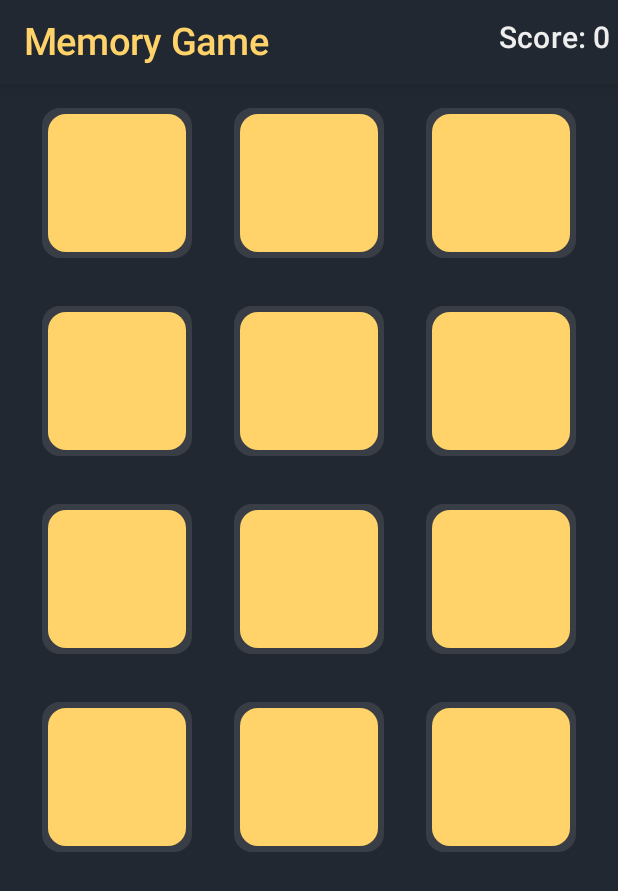
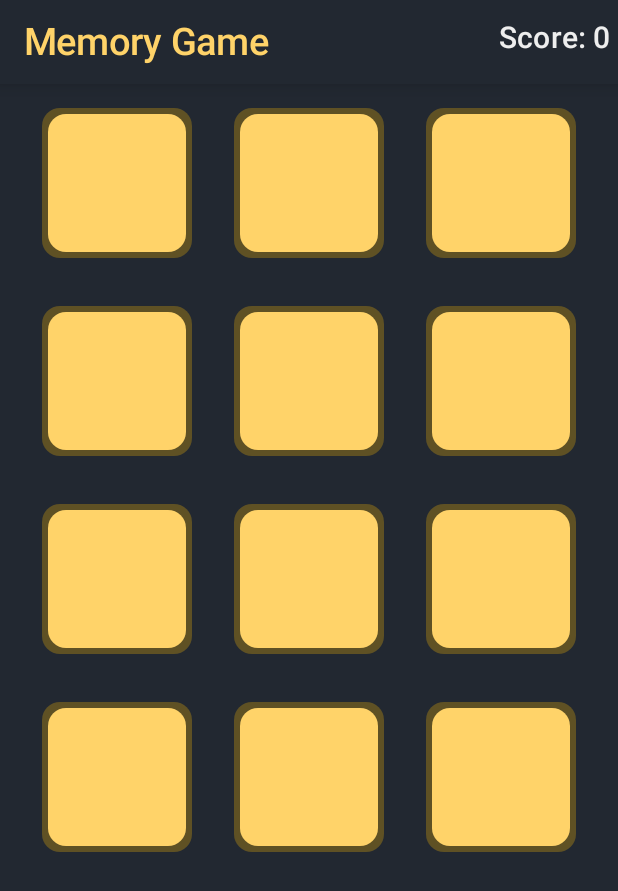
Before and after one commit to ksemal/ComposeAnimation, an Android app built with Jetpack Compose: the screen it shows after launch (MainActivity), on a phone screen of 412 x 824 dp. Shown: the top 891 px of the screen. Run offline under Robolectric (Android 15) with nearby library versions, the phone set to English and light mode, and no system bars; our stand-ins replace livedata-compose.

Commit message:
added color and size animation

```diff
--- a/app/src/main/java/com/example/memorygame/ui/Card.kt
+++ b/app/src/main/java/com/example/memorygame/ui/Card.kt
@@ -14,8 +14,10 @@ import androidx.compose.foundation.shape.RoundedCornerShape
 import androidx.compose.material.MaterialTheme
 import androidx.compose.runtime.*
 import androidx.compose.runtime.livedata.observeAsState
+import androidx.compose.ui.ExperimentalComposeUiApi
 import androidx.compose.ui.Modifier
 import androidx.compose.ui.draw.clip
+import androidx.compose.ui.draw.scale
 import androidx.compose.ui.graphics.ColorFilter
 import androidx.compose.ui.graphics.graphicsLayer
 import androidx.compose.ui.graphics.painter.Painter
@@ -33,6 +35,7 @@ enum class FlipCard(val angle: Float) {
     abstract val next: FlipCard
 }
 
+@OptIn(ExperimentalComposeUiApi::class)
 @Composable
 fun CardImg(
     id: Int,
@@ -43,11 +46,18 @@ fun CardImg(
     var flipCard by remember { mutableStateOf(FlipCard.Forward) }
     val ids = model.openedCards.observeAsState().value
 
+    val selected = remember { mutableStateOf(false) }
+    val scale = animateFloatAsState(if (selected.value) 50f else 1f)
+
     if (model.currentlyOpenedCards.size == 0) {
         flipCard = FlipCard.Forward
-        if (ids?.indexOf(id) != -1) flipCard = FlipCard.Previous
+        selected.value = false
+        if (ids?.indexOf(id) != -1) {
+            flipCard = FlipCard.Previous
+        }
 
     }
+
 
     val rotation = animateFloatAsState(
         targetValue = flipCard.angle,
@@ -62,7 +72,7 @@ fun CardImg(
             .clip(
                 RoundedCornerShape(12.dp)
             )
-            .background(MaterialTheme.colors.primary)
+            .background(if (selected.value) MaterialTheme.colors.primary else MaterialTheme.colors.secondaryVariant)
             .graphicsLayer {
                 rotationY = rotation.value
                 cameraDistance = 12f * density
@@ -71,6 +81,7 @@ fun CardImg(
         if (rotation.value <= 90f) {
             Box(
                 modifier = Modifier
+                    .scale(scale.value)
                     .fillMaxSize()
                     .padding(4.dp)
                     .clip(
@@ -79,6 +90,7 @@ fun CardImg(
                     .background(MaterialTheme.colors.secondary)
                     .clickable(
                         onClick = {
+                            selected.value = true
                             flipCard = FlipCard.Previous
                             model.addToOpenedCard(id)
                         }
@@ -90,7 +102,8 @@ fun CardImg(
                 contentDescription = null,
                 modifier = Modifier
                     .fillMaxSize()
-                    .padding(4.dp), colorFilter = ColorFilter.tint(MaterialTheme.colors.secondary)
+                    .padding(if (!selected.value) 20.dp else 6.dp),
+                colorFilter = ColorFilter.tint(if (selected.value) MaterialTheme.colors.secondary else MaterialTheme.colors.secondaryVariant)
             )
         }
     }
--- a/app/src/main/java/com/example/memorygame/ui/theme/Color.kt
+++ b/app/src/main/java/com/example/memorygame/ui/theme/Color.kt
@@ -6,3 +6,4 @@ val DarkBlack = Color(0xFF222831)
 val DarkGrey = Color(0xFF393E46)
 val LightGrey = Color(0xFFEEEEEE)
 val Yellow = Color(0xFFFFD369)
+val Purple = Color(0x46FFBF00)
--- a/app/src/main/java/com/example/memorygame/ui/theme/Theme.kt
+++ b/app/src/main/java/com/example/memorygame/ui/theme/Theme.kt
@@ -13,6 +13,7 @@ private val DarkColorPalette = darkColors(
     secondary = Yellow,
     background = DarkBlack,
     onPrimary = LightGrey,
+    secondaryVariant = Purple
 )
 
 private val LightColorPalette = lightColors(
@@ -21,6 +22,7 @@ private val LightColorPalette = lightColors(
     secondary = Yellow,
     background = DarkBlack,
     onPrimary = LightGrey,
+    secondaryVariant = Purple
 
     /* Other default colors to override
     background = Color.White,
```
